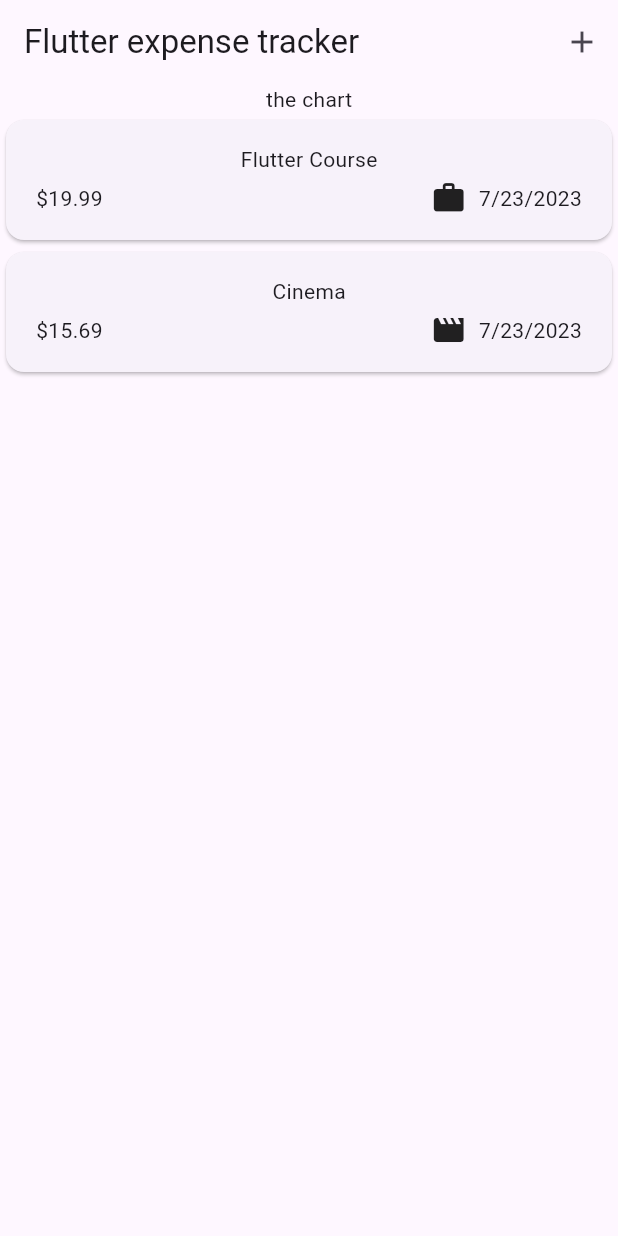
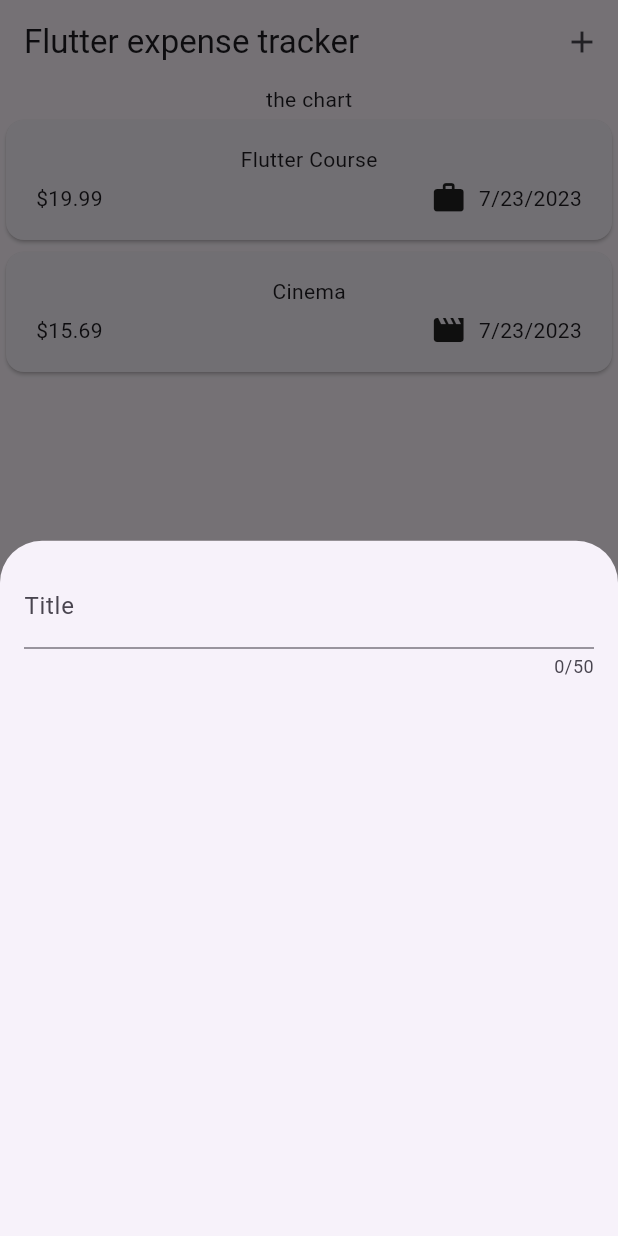
Before and after one commit to deepBn/expense_tracker, a Flutter app: the screen it shows after launch, after a tap on the "add" icon, on a phone screen of 412 x 824 dp. Run offline on Flutter 3.47's test engine with Material 2 defaults, Android fonts, the phone set to English and light mode, and no system bars.

Commit message:
Added text input to the bottom sheet modal

```diff
--- a/lib/widgets/expenses.dart
+++ b/lib/widgets/expenses.dart
@@ -1,5 +1,6 @@
 import 'package:expense_tracker/widgets/expenses_list/expenses_list.dart';
 import 'package:expense_tracker/models/expense.dart';
+import 'package:expense_tracker/widgets/new_expense.dart';
 import 'package:flutter/material.dart';
 
 class Expenses extends StatefulWidget {
@@ -25,6 +26,13 @@ class _ExpensesState extends State<Expenses> {
         category: Category.leisure),
   ];
 
+  void _openAddExpenseOverlay() {
+    showModalBottomSheet(
+      context: context,
+      builder: (ctx) => const NewExpense(),
+    );
+  }
+
   @override
   Widget build(BuildContext context) {
     return Scaffold(
@@ -32,7 +40,7 @@ class _ExpensesState extends State<Expenses> {
         title: const Text("Flutter expense tracker"),
         actions: [
           IconButton(
-            onPressed: () {},
+            onPressed: _openAddExpenseOverlay,
             icon: const Icon(Icons.add),
           )
         ],
--- /dev/null
+++ b/lib/widgets/new_expense.dart
@@ -0,0 +1,27 @@
+import 'package:flutter/material.dart';
+
+class NewExpense extends StatefulWidget {
+  const NewExpense({super.key});
+
+  @override
+  State<NewExpense> createState() {
+    return _NewExpenseState();
+  }
+}
+
+class _NewExpenseState extends State<NewExpense> {
+  @override
+  Widget build(BuildContext context) {
+    return Padding(
+      padding: const EdgeInsets.all(16),
+      child: Column(children: const [
+        TextField(
+          maxLength: 50,
+          decoration: InputDecoration(
+            label: Text('Title'),
+          ),
+        ),
+      ]),
+    );
+  }
+}
```
